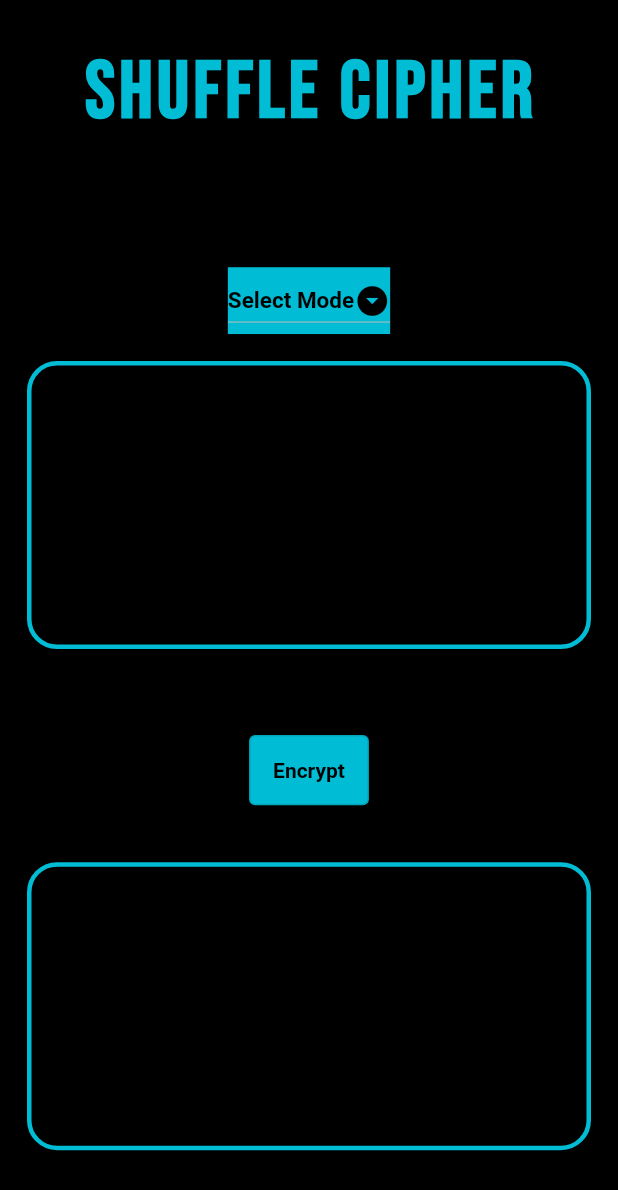
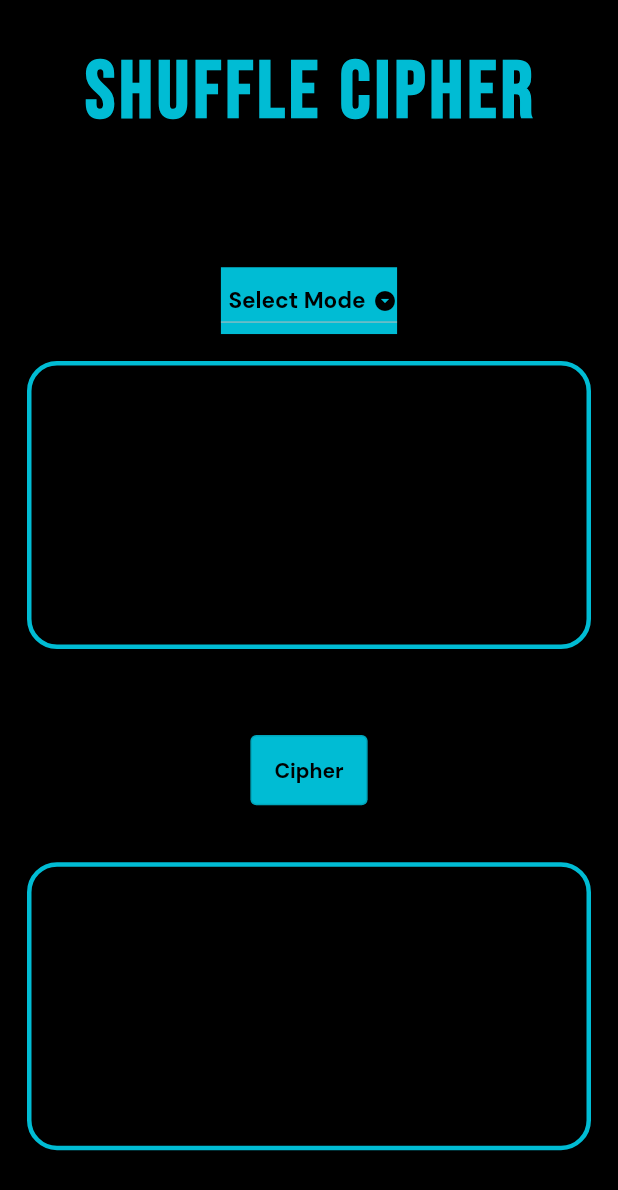
Before and after one commit to nikhil-RGB/Flutter-Cipher, a Flutter app: the screen it shows after launch, on a phone screen of 412 x 824 dp. Shown: the top 1190 px of the screen. Run offline on Flutter 3.47's test engine with Material 2 defaults, Android fonts, the phone set to English and light mode, and no system bars; our stand-ins replace google_fonts.

Commit message:
✨Change fonts to improve UI

```diff
--- a/lib/screens/home.dart
+++ b/lib/screens/home.dart
@@ -51,20 +51,27 @@ class _homeState extends State<home> {
                 ),
                 child: DropdownButton(
                     borderRadius: BorderRadius.circular(12),
-                    hint: Text(
-                      "Select Mode",
-                      style: TextStyle(
-                        color: Colors.black,
+                    hint: Padding(
+                      padding: const EdgeInsets.only(
+                        right: 5.0,
+                        left: 5.0,
+                      ),
+                      child: Text(
+                        "Select Mode",
+                        style: TextStyle(
+                          color: Colors.black,
+                        ),
                       ),
                     ),
                     dropdownColor: Colors.cyan,
-                    style: const TextStyle(
+                    style: GoogleFonts.dmSans(
                         color: Colors.black, //<-- SEE HERE
                         fontSize: 15,
                         fontWeight: FontWeight.bold),
                     icon: Icon(
                       Icons.arrow_drop_down_circle,
                       color: Colors.black,
+                      size: 16,
                     ),
                     items: home.modes.map((String val) {
                       return DropdownMenuItem(
@@ -104,8 +111,8 @@ class _homeState extends State<home> {
                       backgroundColor: Colors.cyan), //<-- SEE HERE
                   onPressed: () {},
                   child: Text(
-                    "Encrypt",
-                    style: TextStyle(
+                    widget._currentMode,
+                    style: GoogleFonts.dmSans(
                         fontSize: 14,
                         fontWeight: FontWeight.bold,
                         color: Colors.black),
```
